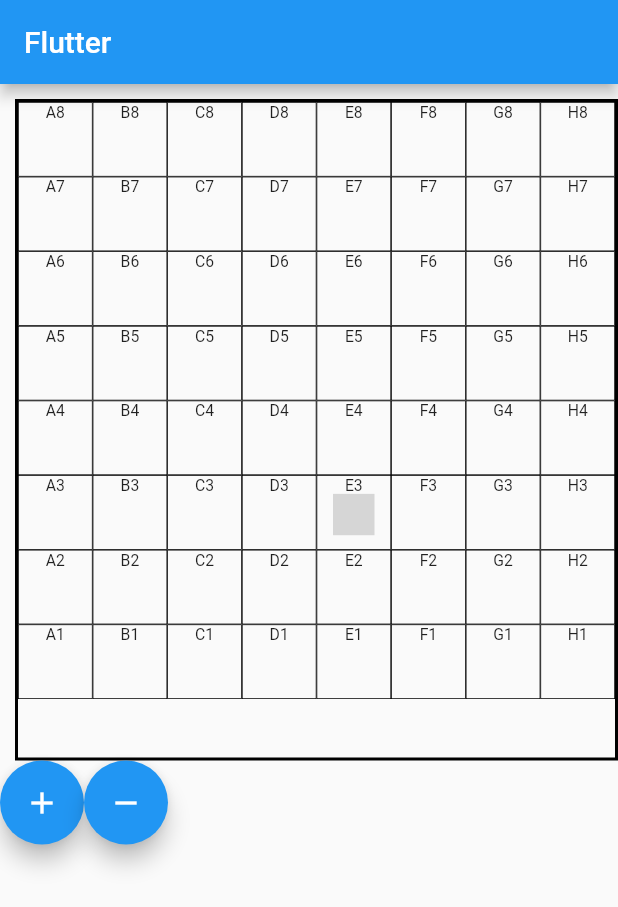
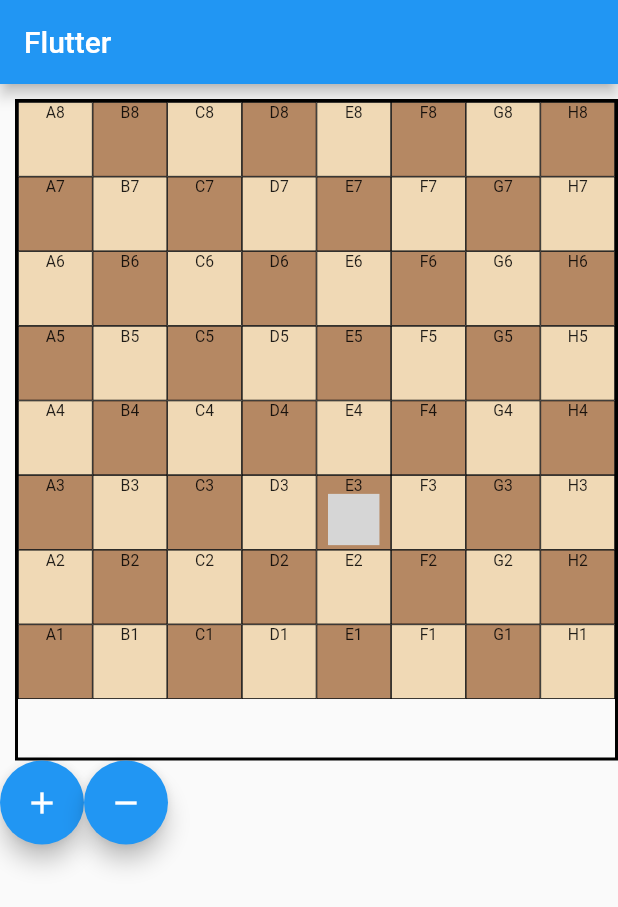
Before and after one commit to IgorOffline/FlutterHelloWorld, a Flutter app: the screen it shows after launch, on a phone screen of 412 x 824 dp. Shown: the top 907 px of the screen. Run offline on Flutter 3.47's test engine with Material 2 defaults, Android fonts, the phone set to English and light mode, and no system bars; missing offline and left inert: chess_vectors_flutter; grey boxes are pictures that could not be loaded.

Commit message:
squareColorFlag

```diff
--- a/lib/main.dart
+++ b/lib/main.dart
@@ -103,6 +103,7 @@ class Board {
   int size = 8;
   double widthHeight = 441;
   List<BoardSquare> squares = [];
+  bool squareColorFlag = true;
 
   Board() {
     for (var j = 0; j < size; j++) {
@@ -120,7 +121,7 @@ class Board {
   }
 
   Widget getWidgetForSquare(BoardSquare square) {
-    var pieceSize = (widthHeight / size) * 0.5;
+    var pieceSize = (widthHeight / size) * 0.62;
     if (square.pieceColor == PieceColor.white) {
       if (square.piece == Piece.king) {
         return WhiteKing(size: pieceSize);
@@ -186,8 +187,33 @@ class _MyStatefulWidgetState extends State<MyStatefulWidget> {
     return GridTile(
         child: Container(
             decoration: BoxDecoration(
+                color: _colorFlag(index, board)
+                    ? Color(0xFFF0D9B5)
+                    : Color(0xFFB58863),
                 border: Border.all(color: Colors.black, width: 0.5)),
             child: _gridTile(index, board)));
+  }
+
+  bool _colorFlag(int index, Board board) {
+    board.squareColorFlag = !board.squareColorFlag;
+    if (index % 8 == 0) {
+      board.squareColorFlag = !board.squareColorFlag;
+    }
+    return board.squareColorFlag;
+  }
+
+  Widget _gridTile(int index, Board board) {
+    final square = board.squares.elementAt(index);
+    if (square.piece == Piece.none) {
+      return Column(children: <Widget>[
+        Text('${square.letter}${square.number}', textScaleFactor: 0.75),
+      ]);
+    } else {
+      return Column(children: <Widget>[
+        Text('${square.letter}${square.number}', textScaleFactor: 0.75),
+        board.getWidgetForSquare(square),
+      ]);
+    }
   }
 
   void _plus(Board board) {
@@ -203,18 +229,4 @@ class _MyStatefulWidgetState extends State<MyStatefulWidget> {
     });
     debugPrint('_minus ${board.widthHeight}');
   }
-
-  Widget _gridTile(int index, Board board) {
-    final square = board.squares.elementAt(index);
-    if (square.piece == Piece.none) {
-      return Column(children: <Widget>[
-        Text('${square.letter}${square.number}', textScaleFactor: 0.75),
-      ]);
-    } else {
-      return Column(children: <Widget>[
-        Text('${square.letter}${square.number}', textScaleFactor: 0.75),
-        board.getWidgetForSquare(square),
-      ]);
-    }
-  }
 }
--- a/old/temp.txt
+++ b/old/temp.txt
@@ -2,3 +2,10 @@
 Text(
                 '${board.squares.elementAt(index).letter}${board.squares.elementAt(index).number}')));
 *
+bool squareColorFlag = false;
+*
+  bool _colorFlag(Board board) {
+    board.squareColorFlag = !board.squareColorFlag;
+    return board.squareColorFlag;
+  }
+*
```
